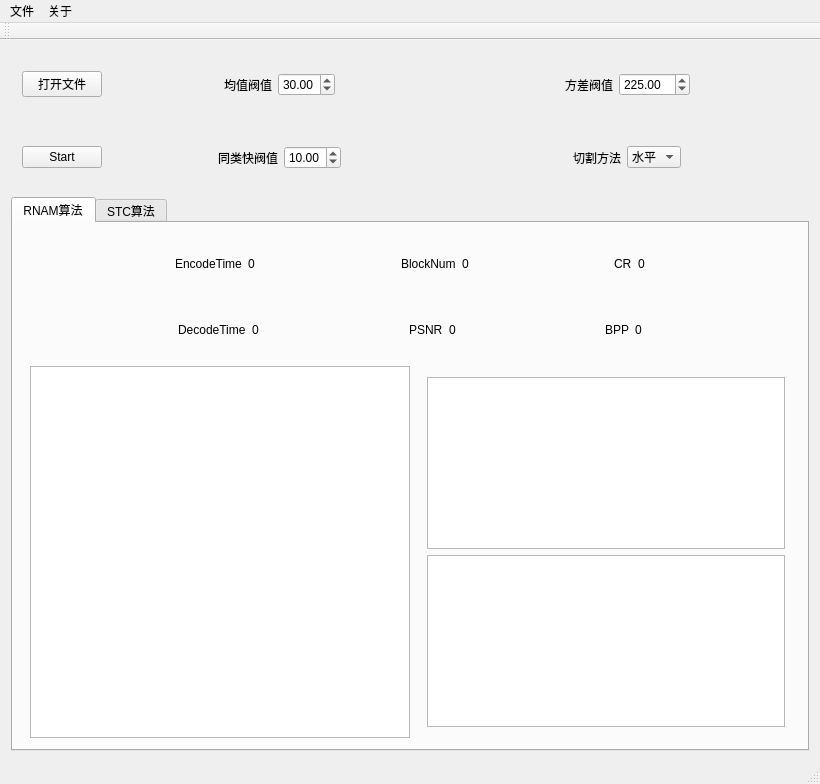
This is Project1withGUI/Window.ui in SCUT-CS/STC-RNAM as Qt 5 draws it before an edit. The edited form follows.
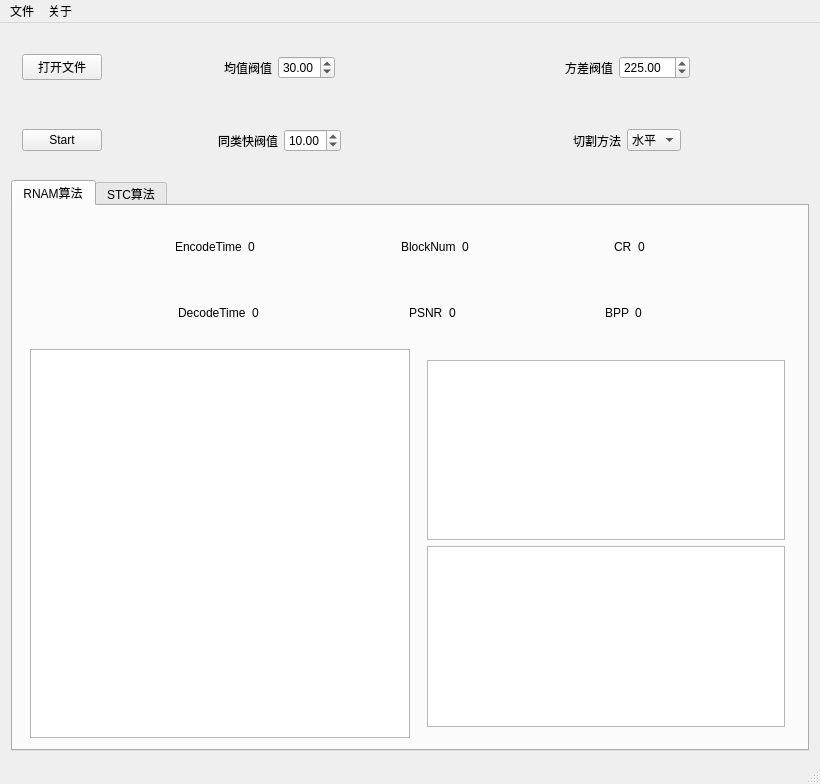
This is the edited form.

Patch:
```diff
--- a/Project1withGUI/Window.ui
+++ b/Project1withGUI/Window.ui
@@ -892,14 +892,6 @@
    <addaction name="aboutMenu"/>
   </widget>
   <widget class="QStatusBar" name="statusBar"/>
-  <widget class="QToolBar" name="mainToolBar">
-   <attribute name="toolBarArea">
-    <enum>TopToolBarArea</enum>
-   </attribute>
-   <attribute name="toolBarBreak">
-    <bool>false</bool>
-   </attribute>
-  </widget>
   <action name="openFile">
    <property name="text">
     <string>打开图片</string>
```
Left out of the diff: 7 changed lines with no effect on the pictures.
